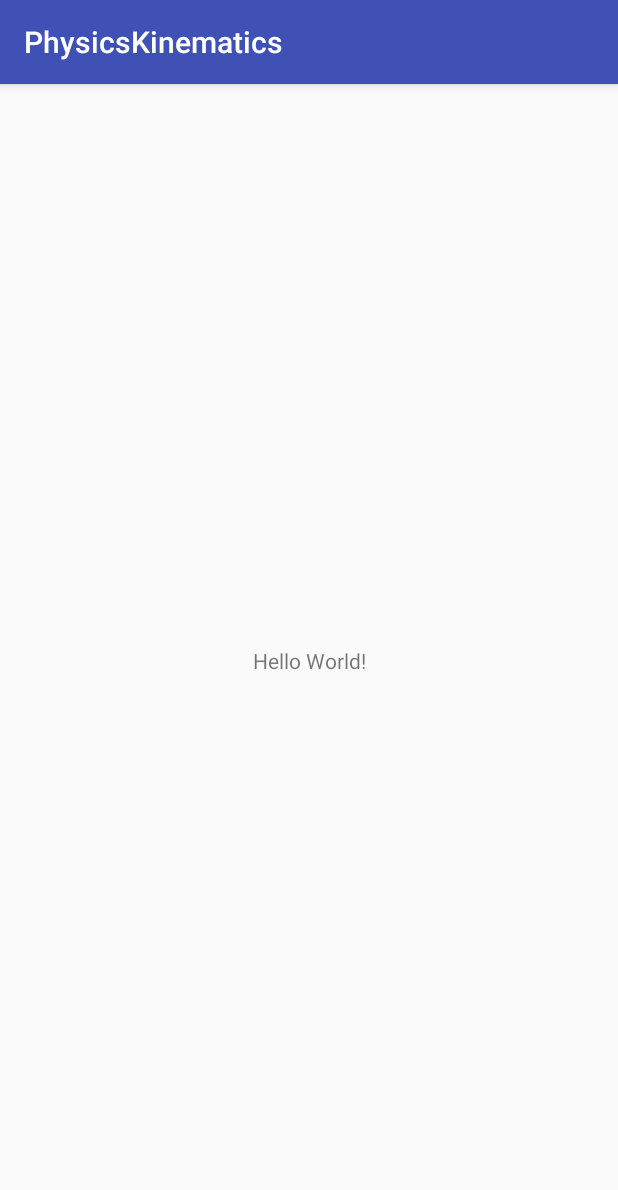
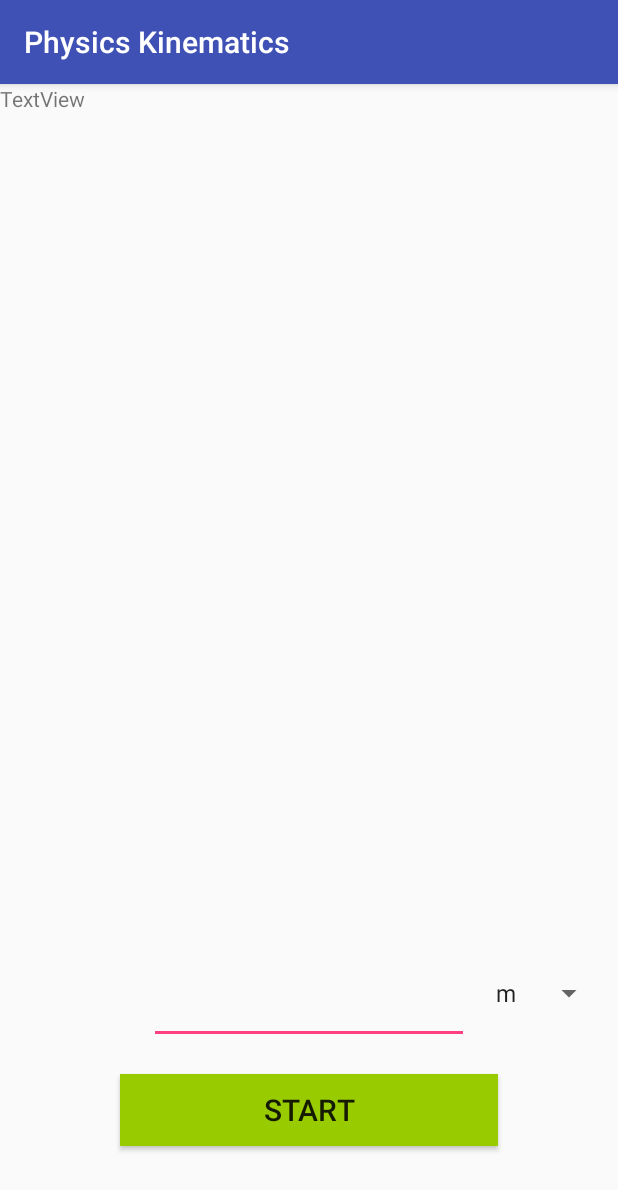
Before and after one commit to MasonMcV/Measurematics, an Android app: the screen it shows after launch (MainActivity), on a phone screen of 412 x 824 dp. Shown: the top 1190 px of the screen. Run offline under Robolectric (Android 15) with nearby library versions, the phone set to English and light mode, and no system bars.

Commit message:
Added user interface for homepage

```diff
--- a/app/src/main/AndroidManifest.xml
+++ b/app/src/main/AndroidManifest.xml
@@ -16,6 +16,7 @@
                 <category android:name="android.intent.category.LAUNCHER" />
             </intent-filter>
         </activity>
+        <activity android:name=".DataGathering"></activity>
     </application>
 
 </manifest>
--- /dev/null
+++ b/app/src/main/res/layout-land/activity_main.xml
@@ -0,0 +1,42 @@
+<?xml version="1.0" encoding="utf-8"?>
+<android.support.constraint.ConstraintLayout xmlns:android="http://schemas.android.com/apk/res/android"
+    xmlns:app="http://schemas.android.com/apk/res-auto"
+    xmlns:tools="http://schemas.android.com/tools"
+    android:layout_width="match_parent"
+    android:layout_height="match_parent"
+    tools:context="com.msquared.physicskinematics.MainActivity">
+
+    <Button
+        android:id="@+id/button"
+        android:layout_width="232dp"
+        android:layout_height="55dp"
+        android:layout_marginBottom="32dp"
+        android:background="@android:color/holo_green_light"
+        android:text="START"
+        android:textAppearance="@style/TextAppearance.AppCompat.Light.SearchResult.Title"
+        app:layout_constraintBottom_toBottomOf="parent"
+        app:layout_constraintEnd_toEndOf="parent"
+        app:layout_constraintStart_toStartOf="parent" />
+
+    <EditText
+        android:id="@+id/editText2"
+        android:layout_width="wrap_content"
+        android:layout_height="wrap_content"
+        android:layout_marginBottom="10dp"
+        android:ems="10"
+        android:inputType="numberDecimal"
+        app:layout_constraintBottom_toTopOf="@+id/button"
+        app:layout_constraintEnd_toEndOf="parent"
+        app:layout_constraintStart_toStartOf="parent" />
+
+    <Spinner
+        android:id="@+id/spinner2"
+        android:layout_width="0dp"
+        android:layout_height="wrap_content"
+        android:layout_marginBottom="110dp"
+        android:layout_marginStart="10dp"
+        android:entries="@array/unit_array"
+        app:layout_constraintBottom_toBottomOf="parent"
+        app:layout_constraintStart_toEndOf="@+id/editText2" />
+
+</android.support.constraint.ConstraintLayout>
--- a/app/src/main/res/layout/activity_main.xml
+++ b/app/src/main/res/layout/activity_main.xml
@@ -6,13 +6,49 @@
     android:layout_height="match_parent"
     tools:context="com.msquared.physicskinematics.MainActivity">
 
+    <Button
+        android:id="@+id/button"
+        android:layout_width="0dp"
+        android:layout_height="wrap_content"
+        android:layout_marginBottom="60dp"
+        android:layout_marginEnd="80dp"
+        android:layout_marginStart="80dp"
+        android:background="@android:color/holo_green_light"
+        android:text="START"
+        android:textAppearance="@style/TextAppearance.AppCompat.Light.SearchResult.Title"
+        app:layout_constraintBottom_toBottomOf="parent"
+        app:layout_constraintEnd_toEndOf="parent"
+        app:layout_constraintStart_toStartOf="parent" />
+
+    <EditText
+        android:id="@+id/editText"
+        android:layout_width="wrap_content"
+        android:layout_height="0dp"
+        android:layout_marginBottom="20dp"
+        android:ems="10"
+        android:inputType="numberDecimal"
+        app:layout_constraintBottom_toTopOf="@+id/button"
+        app:layout_constraintEnd_toEndOf="parent"
+        app:layout_constraintStart_toStartOf="parent" />
+
+    <Spinner
+        android:id="@+id/spinner"
+        android:layout_width="0dp"
+        android:layout_height="wrap_content"
+        android:layout_marginBottom="150dp"
+        android:layout_marginStart="10dp"
+        android:entries="@array/unit_array"
+        android:prompt="@string/unit_prompt"
+        app:layout_constraintBottom_toBottomOf="parent"
+        app:layout_constraintStart_toEndOf="@+id/editText"
+        tools:ignore="MissingConstraints" />
+
     <TextView
+        android:id="@+id/textView"
         android:layout_width="wrap_content"
         android:layout_height="wrap_content"
-        android:text="Hello World!"
-        app:layout_constraintBottom_toBottomOf="parent"
-        app:layout_constraintLeft_toLeftOf="parent"
-        app:layout_constraintRight_toRightOf="parent"
-        app:layout_constraintTop_toTopOf="parent" />
+        android:text="TextView"
+        tools:layout_editor_absoluteX="41dp"
+        tools:layout_editor_absoluteY="42dp" />
 
 </android.support.constraint.ConstraintLayout>
--- a/app/src/main/res/values/strings.xml
+++ b/app/src/main/res/values/strings.xml
@@ -1,3 +1,12 @@
 <resources>
-    <string name="app_name">PhysicsKinematics</string>
+    <string name="app_name">Physics Kinematics</string>
+
+    <string name="unit_prompt">units</string>
+
+    <string-array name="unit_array">
+        <item>m</item>
+        <item>ft</item>
+        <item>in</item>
+        <item>yd</item>
+    </string-array>
 </resources>
```
